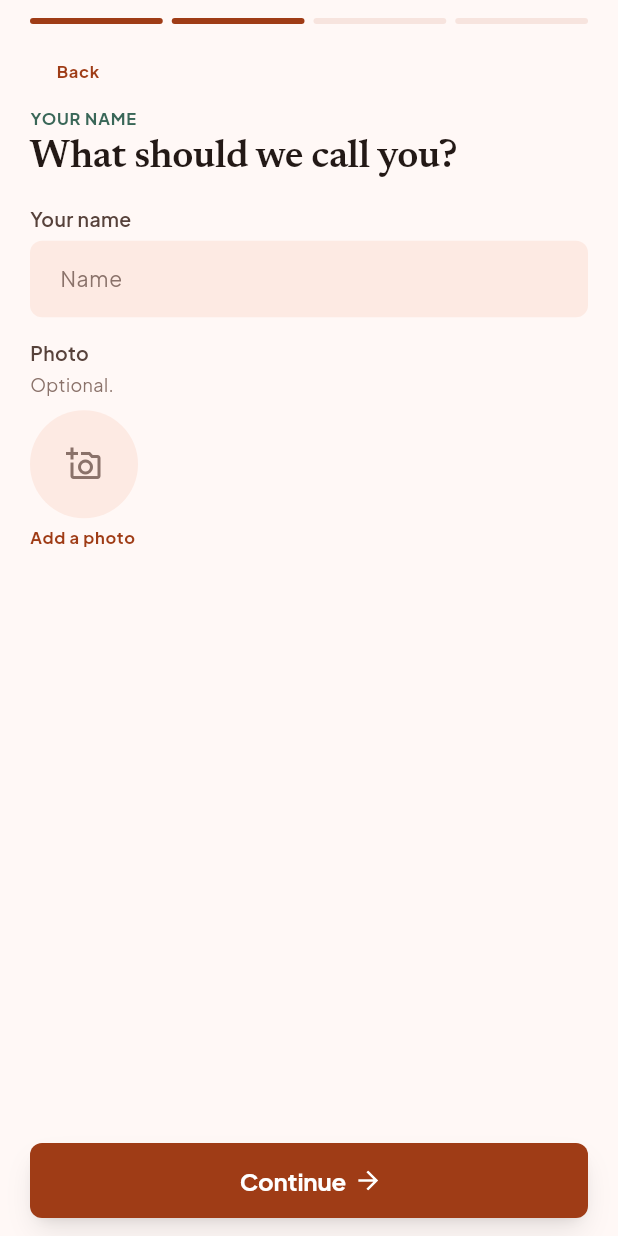
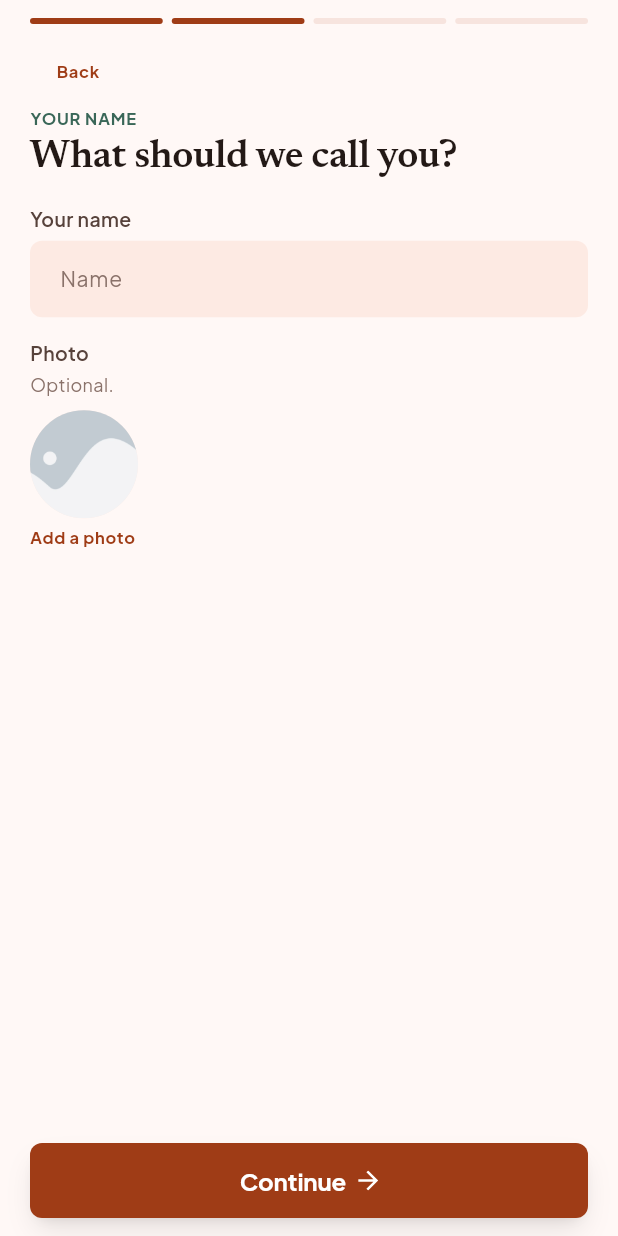
Before and after one commit to nrdmartinezz/raices-care-dev, a Flutter app: the OnboardingScreen screen opened by its route, after a tap on "New to growing", after a tap on "I've grown plants before", after a tap on "Continue", on a phone screen of 412 x 824 dp. Run offline on Flutter 3.47's test engine with Material 3 defaults, Android fonts, the phone set to English and light mode, and no system bars; our stand-ins replace cloud_firestore, cloud_functions, firebase_analytics, firebase_auth, firebase_core, firebase_crashlytics and 7 more; missing offline and left inert: firebase_app_check; accounts and stored records are empty; generated files the repository leaves out were written again; network calls fail.

Commit message:
Add Firebase configuration and update onboarding screen image handling
This commit introduces a new Firebase configuration file (.firebaserc) for the project. Additionally, it refines the onboarding screen by updating the profile image handling to use an asset image when no photo is available, enhancing the user experience. The README has also been updated to reflect changes in emulator startup instructions, ensuring clarity for developers. Furthermore, a deprecated device location file has been removed to streamline the codebase.

```diff
--- a/lib/features/onboarding/presentation/onboarding_screen.dart
+++ b/lib/features/onboarding/presentation/onboarding_screen.dart
@@ -2,6 +2,7 @@ import 'package:flutter/material.dart';
 import 'package:flutter/services.dart';
 import 'package:flutter_riverpod/flutter_riverpod.dart';
 
+import '../../../app/assets.dart';
 import '../../../app/theme.dart';
 import '../../../core/errors/app_exception.dart';
 import '../../../core/firebase/firebase_providers.dart';
@@ -429,19 +430,13 @@ class _OnboardingScreenState extends ConsumerState<OnboardingScreen> {
                 decoration: BoxDecoration(
                   color: AppColors.surfaceBlush,
                   shape: BoxShape.circle,
-                  image: _photo == null
-                      ? null
-                      : DecorationImage(
-                          image: MemoryImage(_photo!.bytes),
-                          fit: BoxFit.cover,
-                        ),
+                  image: DecorationImage(
+                    image: _photo == null
+                        ? const AssetImage(AppImages.profile)
+                        : MemoryImage(_photo!.bytes),
+                    fit: BoxFit.cover,
+                  ),
                 ),
-                child: _photo == null
-                    ? const Icon(
-                        Icons.add_a_photo_outlined,
-                        color: AppColors.muted,
-                      )
-                    : null,
               ),
               const SizedBox(height: 6),
               Text(
```
Also changed, not shown: lib/features/weather/data/device_location.dart (deleted, +0 -51 lines), assets/images/profile.png, 2 other files.
